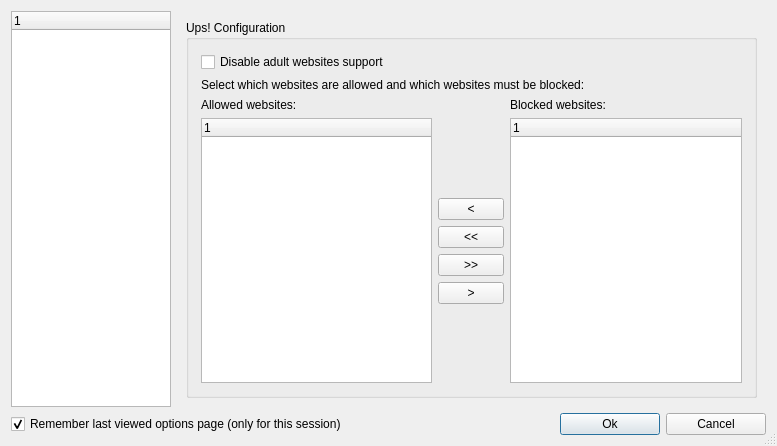
This is ui/options.ui in ckorn/xvst as Qt 5 draws it before an edit. The edited form follows.
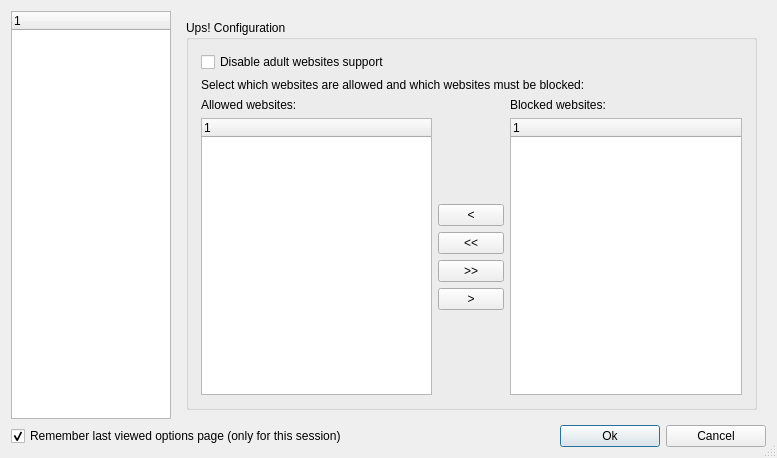
This is the edited form. Icons and pictures are not drawn.

Commit message: - Improved windows vista visualization

Diff of the .ui file:
```diff
--- a/ui/options.ui
+++ b/ui/options.ui
@@ -7,7 +7,7 @@
     <x>0</x>
     <y>0</y>
     <width>777</width>
-    <height>446</height>
+    <height>458</height>
    </rect>
   </property>
   <property name="windowTitle">
```
